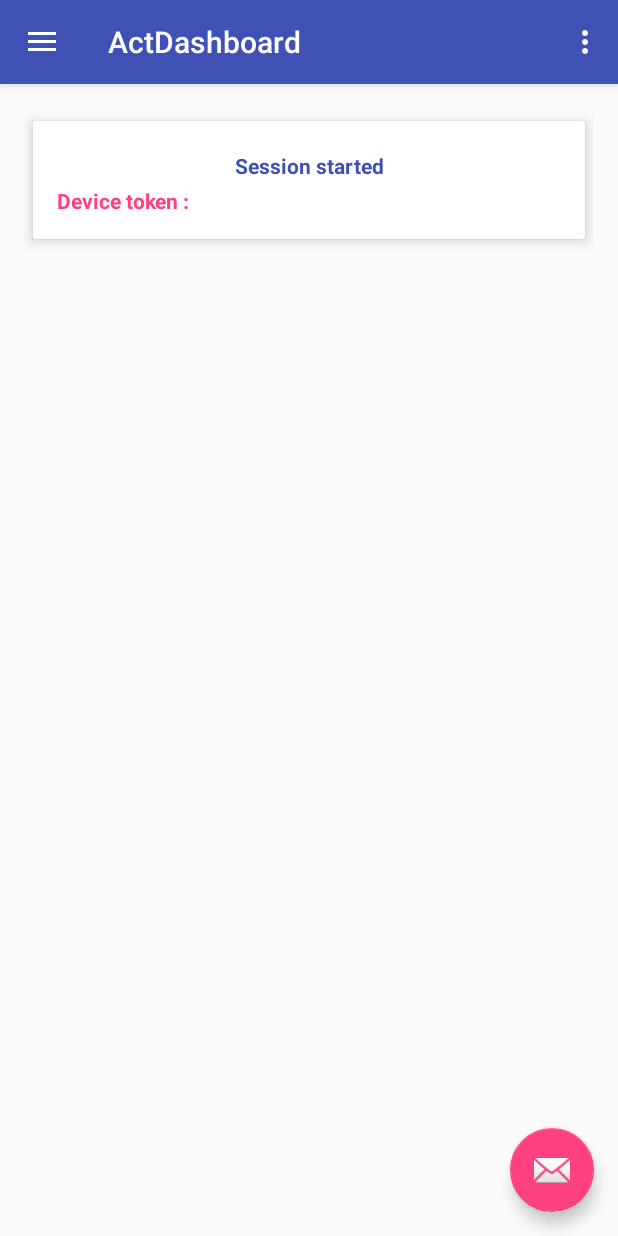
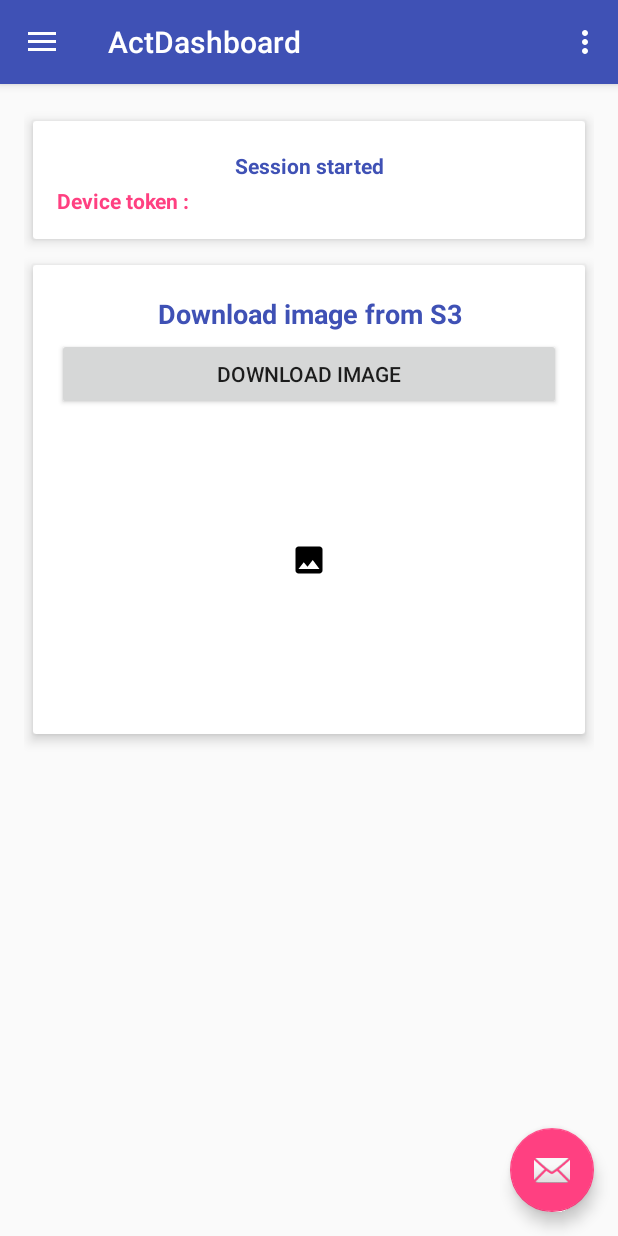
Before and after one commit to tarolechaitanya/AWSDemo, an Android app: the ActDashboard screen opened directly, with no data from a screen before it, on a phone screen of 412 x 824 dp. Run offline under Robolectric (Android 15) with nearby library versions, the phone set to English and light mode, and no system bars; libraries missing offline, so code that uses them is left out: com.amazonaws.mobileconnectors, com.amazonaws.services; 9 statements that could not run were skipped.

Commit message:
Added cardview to show option to download image from S3. Also made change to add glide library for loading image in imageview. Added progress dialog to show while downloading image from S3

```diff
--- a/app/src/main/AndroidManifest.xml
+++ b/app/src/main/AndroidManifest.xml
@@ -5,6 +5,7 @@
     <uses-permission android:name="android.permission.INTERNET" />
     <uses-permission android:name="android.permission.ACCESS_NETWORK_STATE" />
     <uses-permission android:name="android.permission.GET_ACCOUNTS" />
+    <uses-permission android:name="android.permission.WRITE_EXTERNAL_STORAGE" />
 
     <application
         android:name=".MyApplication"
@@ -65,6 +66,11 @@
             android:name=".activities.ActDashboard"
             android:label="@string/title_activity_act_dashboard"
             android:theme="@style/AppTheme.NoActionBar"></activity>
+
+        <service
+            android:name="com.amazonaws.mobileconnectors.s3.transferutility.TransferService"
+            android:enabled="true" />
+
     </application>
 
 </manifest>
--- a/app/src/main/java/com/iss247/awsdemo/activities/ActDashboard.java
+++ b/app/src/main/java/com/iss247/awsdemo/activities/ActDashboard.java
@@ -1,5 +1,6 @@
 package com.iss247.awsdemo.activities;
 
+import android.app.ProgressDialog;
 import android.content.BroadcastReceiver;
 import android.content.Context;
 import android.content.Intent;
@@ -20,6 +21,8 @@ import android.util.Log;
 import android.view.Menu;
 import android.view.MenuItem;
 import android.view.View;
+import android.widget.Button;
+import android.widget.ImageView;
 import android.widget.TextView;
 
 import com.amazonaws.mobile.auth.core.IdentityManager;
@@ -28,18 +31,29 @@ import com.amazonaws.mobile.client.AWSMobileClient;
 import com.amazonaws.mobileconnectors.pinpoint.PinpointConfiguration;
 import com.amazonaws.mobileconnectors.pinpoint.PinpointManager;
 import com.amazonaws.mobileconnectors.pinpoint.analytics.AnalyticsEvent;
+import com.amazonaws.mobileconnectors.s3.transferutility.TransferListener;
+import com.amazonaws.mobileconnectors.s3.transferutility.TransferObserver;
+import com.amazonaws.mobileconnectors.s3.transferutility.TransferState;
+import com.amazonaws.mobileconnectors.s3.transferutility.TransferUtility;
+import com.amazonaws.services.s3.AmazonS3Client;
+import com.bumptech.glide.load.engine.DiskCacheStrategy;
 import com.google.android.gms.gcm.GoogleCloudMessaging;
 import com.google.android.gms.iid.InstanceID;
+import com.iss247.awsdemo.GlideApp;
 import com.iss247.awsdemo.R;
 import com.iss247.awsdemo.services.PushListenerService;
 
+import java.io.File;
+
 public class ActDashboard extends AppCompatActivity
-        implements NavigationView.OnNavigationItemSelectedListener {
+        implements NavigationView.OnNavigationItemSelectedListener, View.OnClickListener {
 
     public final String TAG = ActDashboard.class.getSimpleName();
     public static PinpointManager pinpointManager;
     private TextView mTextSessionDetails;
     private TextView mTextDeviceToken;
+    private Button mButtonDownloadImage;
+    private ImageView mImageViewS3;
 
     @Override
     protected void onCreate(Bundle savedInstanceState) {
@@ -149,6 +163,80 @@ public class ActDashboard extends AppCompatActivity
         mTextSessionDetails.setText("Session yet to start... please wait");
         mTextDeviceToken.setText("Device token not present... please wait");
 
+        mButtonDownloadImage = findViewById(R.id.btnDownloadImage);
+        mButtonDownloadImage.setOnClickListener(this);
+
+        mImageViewS3 = findViewById(R.id.imgViewS3);
+
+    }
+
+    private void downloadWithTransferUtility() {
+
+        final ProgressDialog progress = new ProgressDialog(this);
+        progress.setTitle("Image from S3");
+        progress.setMessage("Downloading image please wait...");
+        progress.setCancelable(false); // disable dismiss by tapping outside of the dialog
+        progress.show();
+// To dismiss the dialog
+
+        TransferUtility transferUtility =
+                TransferUtility.builder()
+                        .context(getApplicationContext())
+                        .awsConfiguration(AWSMobileClient.getInstance().getConfiguration())
+                        .s3Client(new AmazonS3Client(AWSMobileClient.getInstance().getCredentialsProvider()))
+                        .build();
+
+        TransferObserver downloadObserver =
+                transferUtility.download(
+                        "public/mario.jpg",
+                        new File(getExternalFilesDir(null) + "/files/mario.jpg"));
+
+        // Attach a listener to the observer to get state update and progress notifications
+        downloadObserver.setTransferListener(new TransferListener() {
+
+            @Override
+            public void onStateChanged(int id, TransferState state) {
+                if (TransferState.COMPLETED == state) {
+                    // Handle a completed upload
+                    if (progress != null) {
+                        progress.dismiss();
+                        setImage();
+                    }
+                }
+            }
+
+            @Override
+            public void onProgressChanged(int id, long bytesCurrent, long bytesTotal) {
+                float percentDonef = ((float) bytesCurrent / (float) bytesTotal) * 100;
+                int percentDone = (int) percentDonef;
+
+                Log.d("ActDashboard", "   ID:" + id + "   bytesCurrent: " + bytesCurrent + "   bytesTotal: " + bytesTotal + " " + percentDone + "%");
+            }
+
+            @Override
+            public void onError(int id, Exception ex) {
+                // Handle errors
+            }
+
+        });
+
+        // If you prefer to poll for the data, instead of attaching a
+        // listener, check for the state and progress in the observer.
+        if (TransferState.COMPLETED == downloadObserver.getState()) {
+            // Handle a completed upload.
+        }
+
+        Log.d("ActDashboard", "Bytes Transferrred: " + downloadObserver.getBytesTransferred());
+        Log.d("ActDashboard", "Bytes Total: " + downloadObserver.getBytesTotal());
+    }
+
+    private void setImage() {
+        File file = new File(getExternalFilesDir(null) + "/files/mario.jpg");
+        GlideApp
+                .with(ActDashboard.this)
+                .load(file)
+                .diskCacheStrategy(DiskCacheStrategy.ALL)
+                .into(mImageViewS3);
     }
 
     @Override
@@ -236,4 +324,12 @@ public class ActDashboard extends AppCompatActivity
         LocalBroadcastManager.getInstance(this).registerReceiver(notificationReceiver,
                 new IntentFilter(PushListenerService.ACTION_PUSH_NOTIFICATION));
     }
+
+    @Override
+    public void onClick(View v) {
+        switch (v.getId()) {
+            case R.id.btnDownloadImage:
+                downloadWithTransferUtility();
+        }
+    }
 }
--- /dev/null
+++ b/app/src/main/res/drawable/ic_image_black_24dp.xml
@@ -0,0 +1,9 @@
+<vector xmlns:android="http://schemas.android.com/apk/res/android"
+    android:width="24dp"
+    android:height="24dp"
+    android:viewportWidth="24.0"
+    android:viewportHeight="24.0">
+    <path
+        android:fillColor="#FF000000"
+        android:pathData="M21,19V5c0,-1.1 -0.9,-2 -2,-2H5c-1.1,0 -2,0.9 -2,2v14c0,1.1 0.9,2 2,2h14c1.1,0 2,-0.9 2,-2zM8.5,13.5l2.5,3.01L14.5,12l4.5,6H5l3.5,-4.5z" />
+</vector>
--- a/app/src/main/res/layout/content_act_dashboard.xml
+++ b/app/src/main/res/layout/content_act_dashboard.xml
@@ -10,6 +10,7 @@
     tools:showIn="@layout/app_bar_act_dashboard">
 
     <android.support.v7.widget.CardView
+        android:id="@+id/cardViewSession"
         android:layout_width="match_parent"
         android:layout_height="wrap_content"
         app:cardElevation="5dp"
@@ -49,4 +50,57 @@
 
     </android.support.v7.widget.CardView>
 
+    <android.support.v7.widget.CardView
+        android:layout_width="match_parent"
+        android:layout_height="wrap_content"
+        app:cardElevation="5dp"
+        app:cardUseCompatPadding="true"
+        app:layout_constraintEnd_toEndOf="parent"
+        app:layout_constraintStart_toStartOf="parent"
+        app:layout_constraintTop_toBottomOf="@id/cardViewSession">
+
+        <android.support.constraint.ConstraintLayout
+            android:layout_width="match_parent"
+            android:layout_height="wrap_content"
+            android:padding="16dp">
+
+            <TextView
+                android:id="@+id/txtDownloadImage"
+                android:layout_width="match_parent"
+                android:layout_height="wrap_content"
+                android:layout_marginBottom="49dp"
+                android:gravity="center|top"
+                android:paddingBottom="4dp"
+                android:paddingTop="4dp"
+                android:text="Download image from S3"
+                android:textColor="@color/colorPrimary"
+                android:textSize="18sp"
+                android:textStyle="bold"
+                app:layout_constraintEnd_toEndOf="parent"
+                app:layout_constraintStart_toStartOf="parent"
+                app:layout_constraintTop_toTopOf="parent" />
+
+            <Button
+                android:id="@+id/btnDownloadImage"
+                android:layout_width="match_parent"
+                android:layout_height="wrap_content"
+                android:text="Download image"
+                app:layout_constraintEnd_toEndOf="parent"
+                app:layout_constraintStart_toStartOf="parent"
+                app:layout_constraintTop_toBottomOf="@+id/txtDownloadImage" />
+
+            <ImageView
+                android:id="@+id/imgViewS3"
+                android:layout_width="200dp"
+                android:layout_height="200dp"
+                android:scaleType="centerInside"
+                android:src="@drawable/ic_image_black_24dp"
+                app:layout_constraintEnd_toEndOf="parent"
+                app:layout_constraintStart_toStartOf="parent"
+                app:layout_constraintTop_toBottomOf="@+id/btnDownloadImage" />
+
+        </android.support.constraint.ConstraintLayout>
+
+    </android.support.v7.widget.CardView>
+
 </android.support.constraint.ConstraintLayout>
```
Also changed, not shown: app/build.gradle (+9 -0 lines), app/src/main/java/com/iss247/awsdemo/MyGlideApp.java (added, +12 -0 lines).
